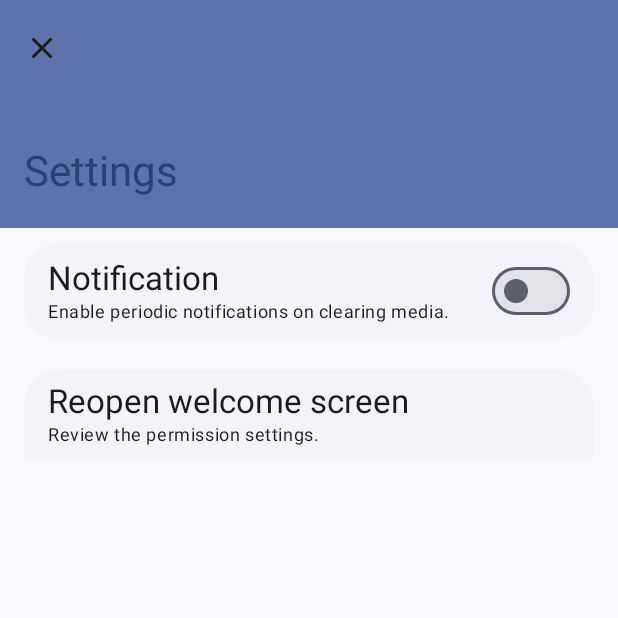
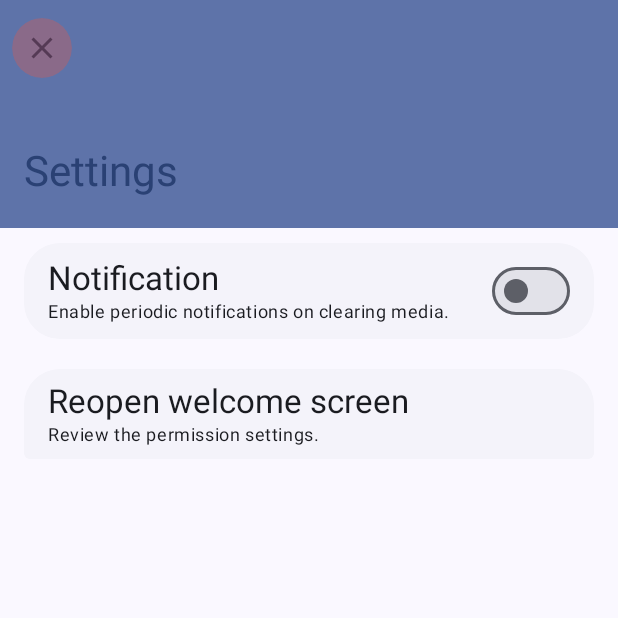
Before and after one commit to Steve-Mr/Oblivionis, an Android app built with Jetpack Compose: the SettingsScreen screen opened through its navigation route, on a phone screen of 412 x 824 dp, the top half of it. Run offline under Robolectric (Android 15) with nearby library versions, the phone set to English and light mode, and no system bars; our stand-ins replace paging; 1 statement that could not run was skipped.

Commit message:
Refactor: Update SettingsScreen IconButton colors
The `IconButton` in the `SettingsScreen` now uses `IconButtonDefaults.iconButtonVibrantColors` with custom container and content colors derived from the MaterialTheme.

Specifically:
- `containerColor` is set to `MaterialTheme.colorScheme.tertiaryContainer`.
- `contentColor` is set to `MaterialTheme.colorScheme.tertiary`.

```diff
--- a/app/src/main/java/top/maary/oblivionis/ui/screen/SettingsScreen.kt
+++ b/app/src/main/java/top/maary/oblivionis/ui/screen/SettingsScreen.kt
@@ -15,6 +15,8 @@ import androidx.compose.foundation.lazy.LazyColumn
 import androidx.compose.material3.ExperimentalMaterial3Api
 import androidx.compose.material3.Icon
 import androidx.compose.material3.IconButton
+import androidx.compose.material3.IconButtonColors
+import androidx.compose.material3.IconButtonDefaults
 import androidx.compose.material3.LargeTopAppBar
 import androidx.compose.material3.MaterialTheme
 import androidx.compose.material3.Scaffold
@@ -109,7 +111,11 @@ fun SettingsScreen(
             containerColor = MaterialTheme.colorScheme.primaryContainer,
             titleContentColor = MaterialTheme.colorScheme.primary,
         ), navigationIcon = {
-            IconButton(onBackButtonClicked) {
+            IconButton(
+                onClick = onBackButtonClicked,
+                colors = IconButtonDefaults.iconButtonVibrantColors(
+                        containerColor = MaterialTheme.colorScheme.tertiaryContainer,
+                        contentColor = MaterialTheme.colorScheme.tertiary)) {
                 Icon(
                     painter = painterResource(R.drawable.ic_close),
                     contentDescription = stringResource(R.string.close)
```
